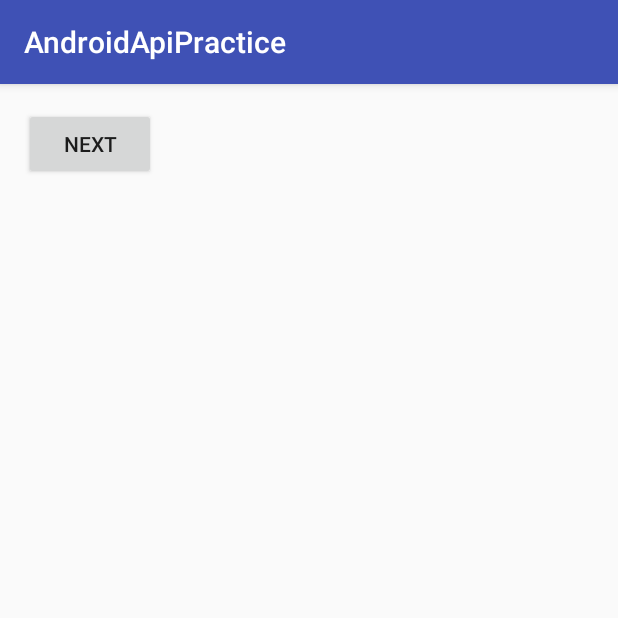
After one commit to arimura/android-api-practice, an Android app: the ParentActivity screen opened directly, with no data from a screen before it, on a phone screen of 412 x 824 dp, the top half of it. The commit adds this screen. Run offline under Robolectric (Android 15) with nearby library versions, the phone set to English and light mode, and no system bars.

Commit message:
memory leak

```diff
--- a/app/src/main/AndroidManifest.xml
+++ b/app/src/main/AndroidManifest.xml
@@ -42,6 +42,10 @@
         <activity android:name=".Service.ServiceActivity"/>
         <activity android:name=".UncaughtException.UncaughtExceptionActivity">
         </activity>
+        <activity android:name=".MemoryLeak.ParentActivity">
+        </activity>
+        <activity android:name=".MemoryLeak.ChildActivity">
+        </activity>
     </application>
 
 </manifest>
--- /dev/null
+++ b/app/src/main/java/com/hormiga6/androidapipractice/MemoryLeak/ParentActivity.java
@@ -0,0 +1,53 @@
+package com.hormiga6.androidapipractice.MemoryLeak;
+
+import android.app.Activity;
+import android.app.ActivityManager;
+import android.content.Intent;
+import android.os.Handler;
+import android.os.Looper;
+import android.support.v7.app.AppCompatActivity;
+import android.os.Bundle;
+import android.util.Log;
+import android.view.View;
+
+import com.hormiga6.androidapipractice.R;
+
+import java.util.concurrent.atomic.AtomicInteger;
+
+public class ParentActivity extends AppCompatActivity {
+
+    static volatile int cnt;
+
+    @Override
+    protected void onCreate(Bundle savedInstanceState) {
+        super.onCreate(savedInstanceState);
+        setContentView(R.layout.activity_parent);
+        cnt = 0;
+    }
+
+    @Override
+    protected void onStart(){
+        super.onStart();
+
+        if (cnt < 20) {
+
+            new Handler(Looper.getMainLooper()).postDelayed(new Runnable() {
+                @Override
+                public void run() {
+                    cnt++;
+                    Intent intent = new Intent(ParentActivity.this, ChildActivity.class);
+                    startActivity(intent);
+                }
+            }, 1000);
+            for(int i=0, l = ChildActivity.weakList.size();i < l ;i++){
+                Activity activity = ChildActivity.weakList.get(i).get();
+                Log.d("ChildActivity life", "#" + i + ": " + (activity == null ? "released" : "exists"));
+            }
+        }
+    }
+
+    public void clickNext(View view){
+        Intent intent = new Intent(ParentActivity.this, ChildActivity.class);
+        startActivity(intent);
+    }
+}
--- /dev/null
+++ b/app/src/main/res/layout/activity_parent.xml
@@ -0,0 +1,18 @@
+<?xml version="1.0" encoding="utf-8"?>
+<android.support.constraint.ConstraintLayout
+    xmlns:android="http://schemas.android.com/apk/res/android"
+    xmlns:app="http://schemas.android.com/apk/res-auto"
+    xmlns:tools="http://schemas.android.com/tools"
+    android:layout_width="match_parent"
+    android:layout_height="match_parent"
+    tools:context="com.hormiga6.androidapipractice.MemoryLeak.ParentActivity">
+
+    <Button
+        android:id="@+id/buttonNext"
+        android:layout_width="wrap_content"
+        android:layout_height="wrap_content" android:layout_marginStart="16dp"
+        android:layout_marginTop="16dp"
+        android:text="Next"
+        android:onClick="clickNext"
+        app:layout_constraintStart_toStartOf="parent" app:layout_constraintTop_toTopOf="parent"/>
+</android.support.constraint.ConstraintLayout>
```
Also changed, not shown: app/src/main/java/com/hormiga6/androidapipractice/MemoryLeak/ChildActivity.java (added, +33 -0 lines), app/src/main/res/layout/activity_child.xml (added, +10 -0 lines), app/src/main/res/layout/activity_main.xml (+9 -0 lines).
